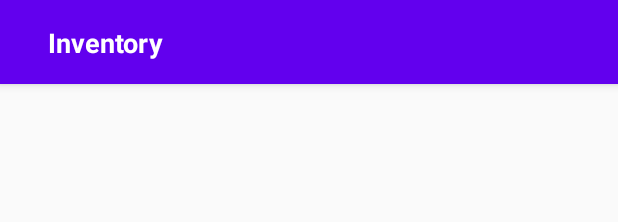
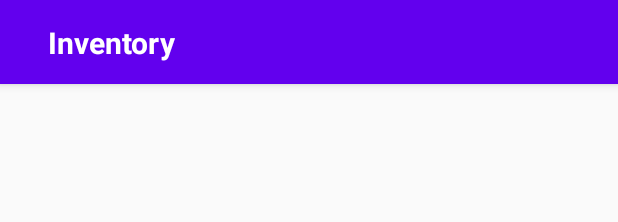
Before and after one commit to P-Burk/Inventory_Application, an Android app: the layout activity_inventory.xml on its own in the app's theme, with its tools: preview values and no code run, on a phone screen of 412 x 824 dp. Shown: the top 222 px of the screen. Run offline under Robolectric (Android 15) with nearby library versions, the phone set to English and light mode, and no system bars.

Commit message:
altered text size and removed image in lieu of menu item

```diff
--- a/app/src/main/res/layout/activity_inventory.xml
+++ b/app/src/main/res/layout/activity_inventory.xml
@@ -1,7 +1,6 @@
 <?xml version="1.0" encoding="utf-8"?>
 <androidx.coordinatorlayout.widget.CoordinatorLayout xmlns:android="http://schemas.android.com/apk/res/android"
     xmlns:app="http://schemas.android.com/apk/res-auto"
-
 
     android:layout_width="match_parent"
     android:layout_height="match_parent">
@@ -29,17 +28,30 @@
                 app:layout_constraintTop_toTopOf="parent" />
 
             <TextView
-                android:id="@+id/textView2"
+                android:id="@+id/inventoryText"
                 android:layout_width="wrap_content"
                 android:layout_height="wrap_content"
                 android:layout_marginStart="32dp"
                 android:text="@string/inventoryBarText"
                 android:textColor="#ffff"
-                android:textSize="18sp"
+                android:textSize="20sp"
                 android:textStyle="bold"
                 app:layout_constraintBottom_toBottomOf="parent"
                 app:layout_constraintStart_toStartOf="@+id/inventoryToolBar"
                 app:layout_constraintTop_toTopOf="parent" />
+
+<!--            Used for creating image, but not really a button-->
+<!--            <ImageView-->
+<!--                android:id="@+id/imageView2"-->
+<!--                android:layout_width="wrap_content"-->
+<!--                android:layout_height="wrap_content"-->
+<!--                android:layout_marginEnd="25dp"-->
+<!--                android:contentDescription="@android:string/search_go"-->
+<!--                android:onClick="someAction"-->
+<!--                app:layout_constraintBottom_toBottomOf="parent"-->
+<!--                app:layout_constraintEnd_toEndOf="parent"-->
+<!--                app:layout_constraintTop_toTopOf="parent"-->
+<!--                app:srcCompat="@drawable/ic_baseline_search_24" />-->
         </androidx.constraintlayout.widget.ConstraintLayout>
 
     </com.google.android.material.appbar.AppBarLayout>
```
